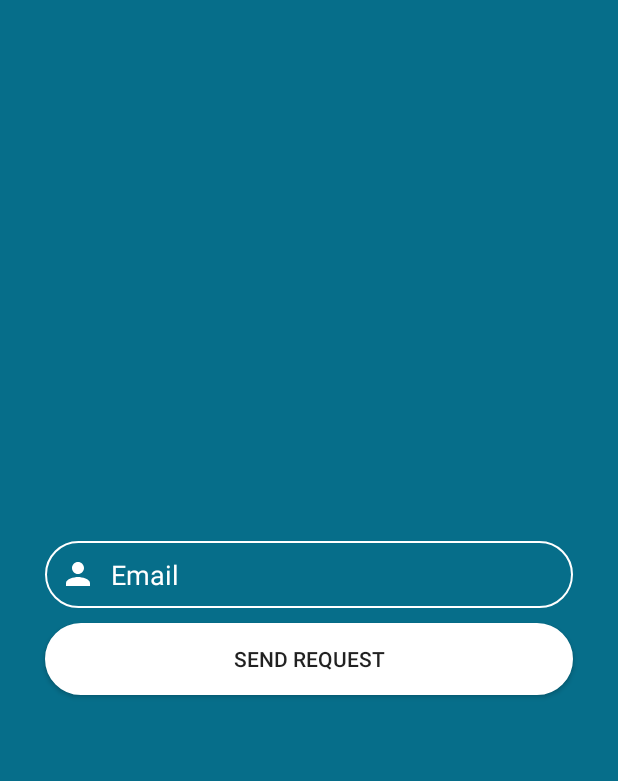
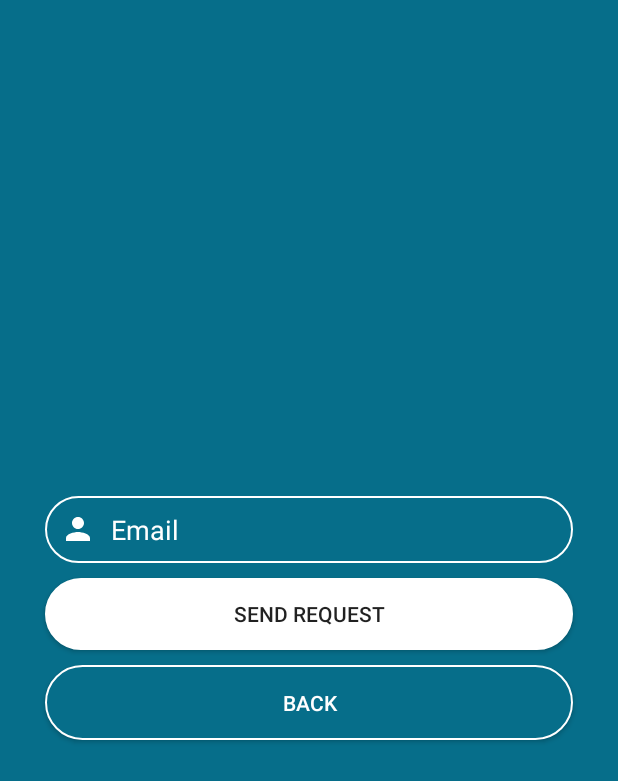
Before and after one commit to rungnueng123/MDancingProject, an Android app: the ForgotPasswordActivity screen opened directly, with no data from a screen before it, on a phone screen of 412 x 824 dp. Shown: the top 781 px of the screen. Run offline under Robolectric (Android 15) with nearby library versions, the phone set to English and light mode, and no system bars; our stand-ins replace Volley.

Commit message:
add button back

```diff
--- a/app/src/main/java/com/mocom/com/mdancingproject/Activities/ForgotPasswordActivity.java
+++ b/app/src/main/java/com/mocom/com/mdancingproject/Activities/ForgotPasswordActivity.java
@@ -33,7 +33,7 @@ public class ForgotPasswordActivity extends AppCompatActivity implements View.On
     String requestUrl = DATA_URL + "forgot_pass.php";
 
     private EditText edtEmail;
-    private Button btnRequest;
+    private Button btnRequest, btnBack;
 
     @Override
     protected void onCreate(Bundle savedInstanceState) {
@@ -47,6 +47,8 @@ public class ForgotPasswordActivity extends AppCompatActivity implements View.On
         edtEmail = findViewById(R.id.edt_email);
         btnRequest = findViewById(R.id.btn_send_request);
         btnRequest.setOnClickListener(this);
+        btnBack = findViewById(R.id.btn_back);
+        btnBack.setOnClickListener(this);
 
     }
 
@@ -56,6 +58,11 @@ public class ForgotPasswordActivity extends AppCompatActivity implements View.On
             checkInputNull();
             String email = edtEmail.getText().toString();
             goSendRequest(email);
+        }
+        if(v == btnBack){
+            Intent intent = new Intent(this,LoginActivity.class);
+            startActivity(intent);
+            finish();
         }
     }
 
--- a/app/src/main/java/com/mocom/com/mdancingproject/Activities/LoginActivity.java
+++ b/app/src/main/java/com/mocom/com/mdancingproject/Activities/LoginActivity.java
@@ -202,12 +202,12 @@ public class LoginActivity extends AppCompatActivity implements View.OnClickList
         if (v == btnSignUp) {
             Intent intent = new Intent(this, RegisterActivity.class);
             startActivity(intent);
-//            finish();
+            finish();
         }
         if(v == txtForgotPass){
             Intent intent = new Intent(this, ForgotPasswordActivity.class);
             startActivity(intent);
-//            finish();
+            finish();
         }
     }
 
--- a/app/src/main/res/layout/activity_forgot_password.xml
+++ b/app/src/main/res/layout/activity_forgot_password.xml
@@ -37,4 +37,18 @@
         android:shadowColor="@android:color/transparent"
         android:text="Send Request" />
 
+    <Button
+        android:id="@+id/btn_back"
+        android:layout_width="match_parent"
+        android:layout_height="wrap_content"
+        android:layout_marginLeft="10dp"
+        android:layout_marginTop="0dp"
+        android:layout_marginRight="10dp"
+        android:layout_marginBottom="10dp"
+        android:background="@drawable/shapesignup"
+        android:padding="15dp"
+        android:shadowColor="@android:color/transparent"
+        android:text="Back"
+        android:textColor="@color/white" />
+
 </LinearLayout>
```
